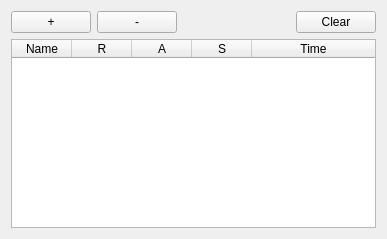
Before: the Qt Designer form PathExplorer/Resources/UI/qSlicerPathExplorerMarkupsTableWidget.ui in lchauvin/PathExplorer, drawn with Qt 5.
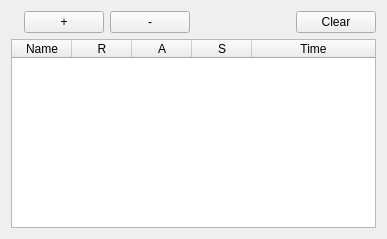
After: the same form once the commit is applied. Custom widgets are drawn as their Qt base class.

Diff of the .ui file:
```diff
--- a/PathExplorer/Resources/UI/qSlicerPathExplorerMarkupsTableWidget.ui
+++ b/PathExplorer/Resources/UI/qSlicerPathExplorerMarkupsTableWidget.ui
@@ -16,6 +16,13 @@
   <layout class="QVBoxLayout" name="verticalLayout">
    <item>
     <layout class="QHBoxLayout" name="horizontalLayout">
+     <item>
+      <widget class="QLabel" name="NameLabel">
+       <property name="text">
+        <string/>
+       </property>
+      </widget>
+     </item>
      <item>
       <widget class="QPushButton" name="AddButton">
        <property name="text">
```
